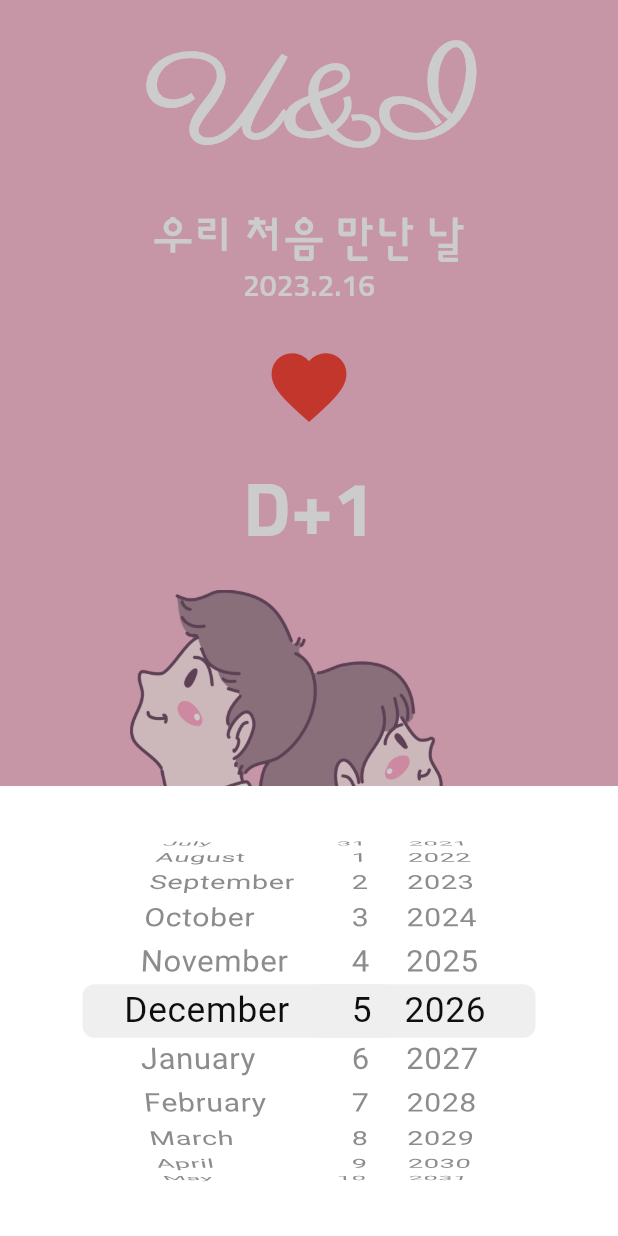
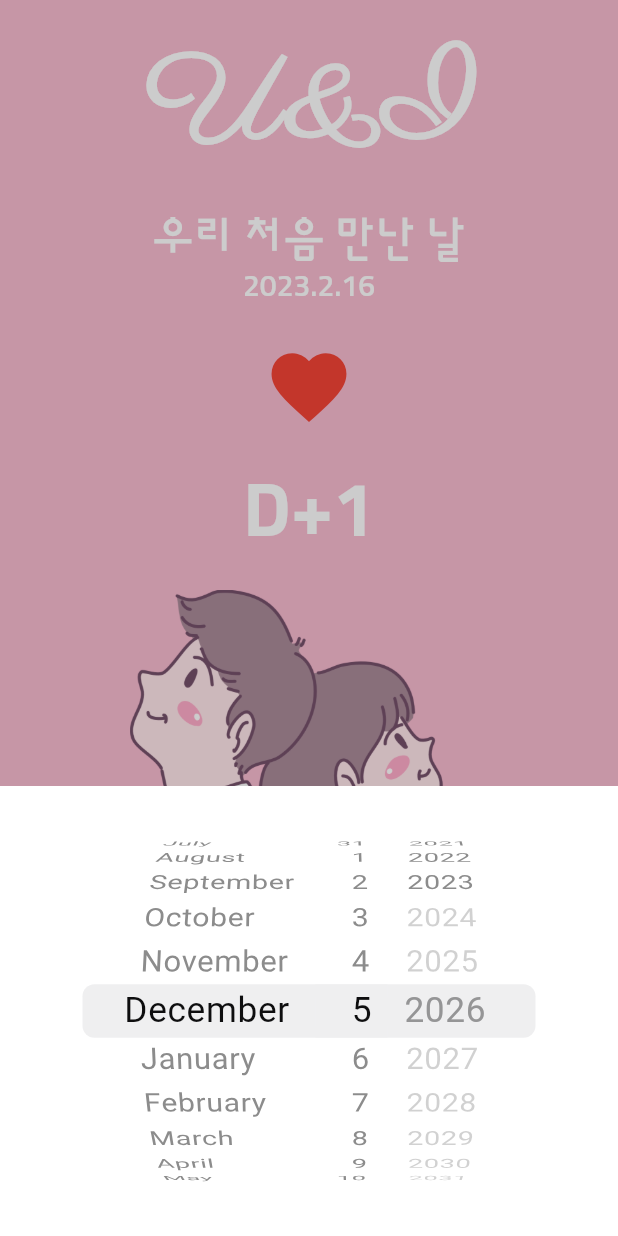
Before and after one commit to bbackjju/flutter_u_and_i_app, a Flutter app: the screen it shows after launch, after a tap on the "favorite" icon, on a phone screen of 412 x 824 dp. Run offline on Flutter 3.47's test engine with Material 2 defaults, Android fonts, the phone set to English and light mode, and no system bars.

Commit message:
4th  commit

```diff
--- a/lib/screen/home_screen.dart
+++ b/lib/screen/home_screen.dart
@@ -36,6 +36,9 @@ class _HomeScreenState extends State<HomeScreen> {
   }
 
   void onHeartPressed() {
+    DateTime now = DateTime.now();
+    DateTime maxDate = DateTime(now.year, now.month, now.day+1);
+
     showCupertinoDialog(
         context: context,
         builder: (BuildContext context) {
@@ -45,7 +48,7 @@ class _HomeScreenState extends State<HomeScreen> {
               color: Colors.white,
               height: 300,
               child: CupertinoDatePicker(
-                //maximumDate:DateTime.now(),
+                maximumDate:  maxDate,
                 mode: CupertinoDatePickerMode.date,
                 onDateTimeChanged: (DateTime date) {
                   setState(() {
```
